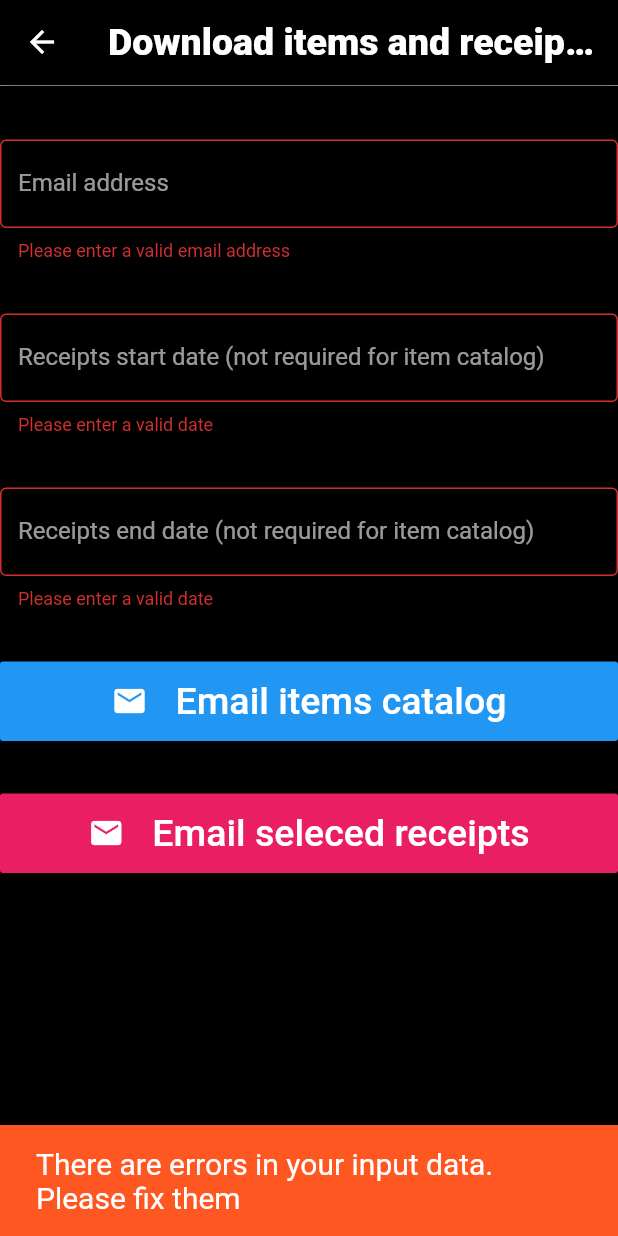
After one commit to vkivaturi/naapos_mobile, a Flutter app: the DownloadData screen opened directly, after a tap on "Email items catalog", on a phone screen of 412 x 824 dp. The commit adds this screen. Run offline on Flutter 3.47's test engine with Material 2 defaults, Android fonts, the phone set to English and light mode, and no system bars; our stand-ins replace charts_flutter, csv, rflutter_alert, sqflite; missing offline and left inert: flutter_email_sender; accounts and stored records are empty.

Commit message:
Download widget

```diff
--- a/lib/dashboard.dart
+++ b/lib/dashboard.dart
@@ -2,6 +2,7 @@ import 'package:flutter/material.dart';
 import 'package:naapos/charts_top_items.dart';
 import 'package:naapos/charts_top_orders.dart';
 import 'package:naapos/charts_trends.dart';
+import 'package:naapos/download_data.dart';
 import 'package:naapos/help.dart';
 import 'package:naapos/add_item.dart';
 
@@ -26,7 +27,6 @@ class _DashboardState extends State<Dashboard> {
         padding: EdgeInsets.symmetric(vertical: 1.0, horizontal: 2.0),
         child: GridView.count(
           crossAxisCount: 2,
-//          padding: EdgeInsets.all(3.0),
           children: <Widget>[
             makeDashboardItem("Top 5 selling items", Icons.list, Colors.pinkAccent, TopItemChart()),
             makeDashboardItem(
@@ -35,9 +35,9 @@ class _DashboardState extends State<Dashboard> {
                 "Weekly trends", Icons.graphic_eq, Colors.yellow, TrendsChart()),
             makeDashboardItem(
                 "Know about Naa POS", Icons.help, Colors.orange, Help()),
-            makeDashboardItem("Add new item", Icons.add_box, Colors.tealAccent, AddItem())
-//            makeDashboardItem(
-//                "View last order", Icons.remove_red_eye, Colors.green, TopOrdersChart()),
+            makeDashboardItem("Add new item", Icons.add_box, Colors.tealAccent, AddItem()),
+            makeDashboardItem(
+                "Download data", Icons.file_download, Colors.green, DownloadData()),
           ],
         ),
       ),
--- /dev/null
+++ b/lib/download_data.dart
@@ -0,0 +1,224 @@
+import 'package:flutter/material.dart';
+import 'package:naapos/entities.dart';
+import 'package:naapos/database_helper.dart';
+import 'package:naapos/utils.dart';
+import 'package:naapos/utils_invoice.dart';
+import 'package:intl/intl.dart';
+
+class DownloadData extends StatefulWidget {
+  DownloadData({Key key, this.title}) : super(key: key);
+
+  final String title;
+
+  @override
+  _DownloadDataState createState() => _DownloadDataState();
+}
+
+class _DownloadDataState extends State<DownloadData> {
+  final startDateController = TextEditingController();
+  final endDateController = TextEditingController();
+  final emailController = TextEditingController();
+
+  final _formKey = GlobalKey<FormState>();
+
+  DateTime selectStartDate = DateTime.now();
+  DateTime selectEndDate = DateTime.now();
+
+  final showDateFormat = new DateFormat('dd-MMM-yyyy');
+  final searchDateFormat = new DateFormat('yyyyMMdd');
+
+
+  Future<Null> _selectStartDate(BuildContext context) async {
+    final DateTime picked = await showDatePicker(
+        context: context,
+        initialDate: selectStartDate,
+        firstDate: DateTime(2015),
+        lastDate: DateTime(2100));
+    if (picked != null && picked != selectStartDate)
+      setState(() {
+        selectStartDate = picked;
+        startDateController.text = showDateFormat.format(selectStartDate.toLocal());
+      });
+  }
+
+  Future<Null> _selectEndDate(BuildContext context) async {
+    final DateTime picked = await showDatePicker(
+        context: context,
+        initialDate: selectEndDate,
+        firstDate: DateTime(2015),
+        lastDate: DateTime(2100));
+    if (picked != null && picked != selectEndDate)
+      setState(() {
+        selectEndDate = picked;
+        endDateController.text = showDateFormat.format(selectEndDate.toLocal());
+      });
+  }
+
+  // reference to our single class that manages the database
+  final dbHelper = DatabaseHelper.instance;
+
+  @override
+  void initState() {
+    super.initState();
+  }
+
+  @override
+  void dispose() {
+    // Clean up the controller when the widget is disposed.
+    startDateController.dispose();
+    endDateController.dispose();
+    emailController.dispose();
+
+    super.dispose();
+  }
+
+  void _emailData(Item item) async {
+    // row to insert
+    Map<String, dynamic> row = {
+      DatabaseHelper.columnITCode: item.code,
+      DatabaseHelper.columnITItemDetail: item.itemDetail,
+      DatabaseHelper.columnITTax: item.tax,
+      DatabaseHelper.columnITUnitPrice: item.unitPrice,
+    };
+    print(row.toString());
+    final id = await dbHelper.insertIT(row);
+    print('inserted row id: $id');
+  }
+
+  //This is the main build method
+  @override
+  Widget build(BuildContext context) {
+    return Scaffold(
+        appBar: AppBar(
+          title: Text(
+            "Download items and receipts",
+            textAlign: TextAlign.center,
+            style: TextStyle(fontSize: 25.0, color: Colors.white),
+          ),
+          //backgroundColor: Color.fromRGBO(49, 87, 110, 1.0),
+        ),
+        body: Builder(
+          //Added this builder only to make snackbar work
+          builder: (context) => Form(
+              key: _formKey,
+              child: Column(
+                children: [
+                  Divider(
+                    height: 2.0,
+                    color: Colors.grey,
+                  ),
+                  SizedBox(
+                    height: 35.0,
+                  ),
+                  new TextFormField(
+                    validator: (String value) {
+                      if (value.isEmpty) {
+                        return 'Please enter a valid email address';
+                      } else
+                        return null;
+                    },
+                    decoration: new InputDecoration(
+                        labelText: "Email address",
+                        border: OutlineInputBorder()),
+                    keyboardType: TextInputType.emailAddress,
+                    controller: emailController,
+                  ),
+                  SizedBox(
+                    height: 35.0,
+                  ),
+                  new TextFormField(
+                    validator: (String value) {
+                      if (value.isEmpty) {
+                        return 'Please enter a valid date';
+                      } else
+                        return null;
+                    },
+                    onTap: () => _selectStartDate(context),
+                    decoration: new InputDecoration(
+                        labelText:
+                            "Receipts start date (not required for item catalog)",
+                        border: OutlineInputBorder()),
+                    keyboardType: TextInputType.text,
+                    controller: startDateController,
+                  ),
+                  SizedBox(
+                    height: 35.0,
+                  ),
+                  new TextFormField(
+                    validator: (String value) {
+                      if (value.isEmpty) {
+                        return 'Please enter a valid date';
+                      } else
+                        return null;
+                    },
+                    onTap: () => _selectEndDate(context),
+                    decoration: new InputDecoration(
+                        labelText:
+                            "Receipts end date (not required for item catalog)",
+                        border: OutlineInputBorder()),
+                    keyboardType: TextInputType.text,
+                    controller: endDateController,
+                  ),
+                  SizedBox(
+                    height: 35.0,
+                  ),
+                  ButtonTheme(
+                      minWidth: MediaQuery.of(context).size.width,
+                      child: RaisedButton(
+                          padding: const EdgeInsets.all(12.0),
+                          textColor: Colors.white,
+                          color: Colors.blue,
+                          onPressed: () {
+                            if (_formKey.currentState.validate()) {
+                              HelperMethods.showMessage(context, Colors.green,
+                                  "Item is created successfully");
+                            } else {
+                              // If the form is valid, display a Snackbar.
+                              HelperMethods.showMessage(
+                                  context,
+                                  Colors.deepOrange,
+                                  "There are errors in your input data. Please fix them");
+                            }
+                          },
+                          child: Row(
+                            mainAxisAlignment: MainAxisAlignment.center,
+                            children: <Widget>[
+                              Icon(Icons.email),
+                              Text('   Email items catalog',
+                                  style: TextStyle(fontSize: 25))
+                            ],
+                          ))),
+                  SizedBox(
+                    height: 35.0,
+                  ),
+                  ButtonTheme(
+                      minWidth: MediaQuery.of(context).size.width,
+                      child: RaisedButton(
+                          padding: const EdgeInsets.all(12.0),
+                          textColor: Colors.white,
+                          color: Colors.pink,
+                          onPressed: () {
+                            if (_formKey.currentState.validate()) {
+                              HelperMethods.showMessage(context, Colors.green,
+                                  "Item is created successfully");
+                            } else {
+                              // If the form is valid, display a Snackbar.
+                              HelperMethods.showMessage(
+                                  context,
+                                  Colors.deepOrange,
+                                  "There are errors in your input data. Please fix them");
+                            }
+                          },
+                          child: Row(
+                            mainAxisAlignment: MainAxisAlignment.center,
+                            children: <Widget>[
+                              Icon(Icons.email),
+                              Text('   Email seleced receipts',
+                                  style: TextStyle(fontSize: 25))
+                            ],
+                          )))
+                ],
+              )),
+        ));
+  }
+}
```
Also changed, not shown: lib/add_item.dart (+0 -48 lines).
